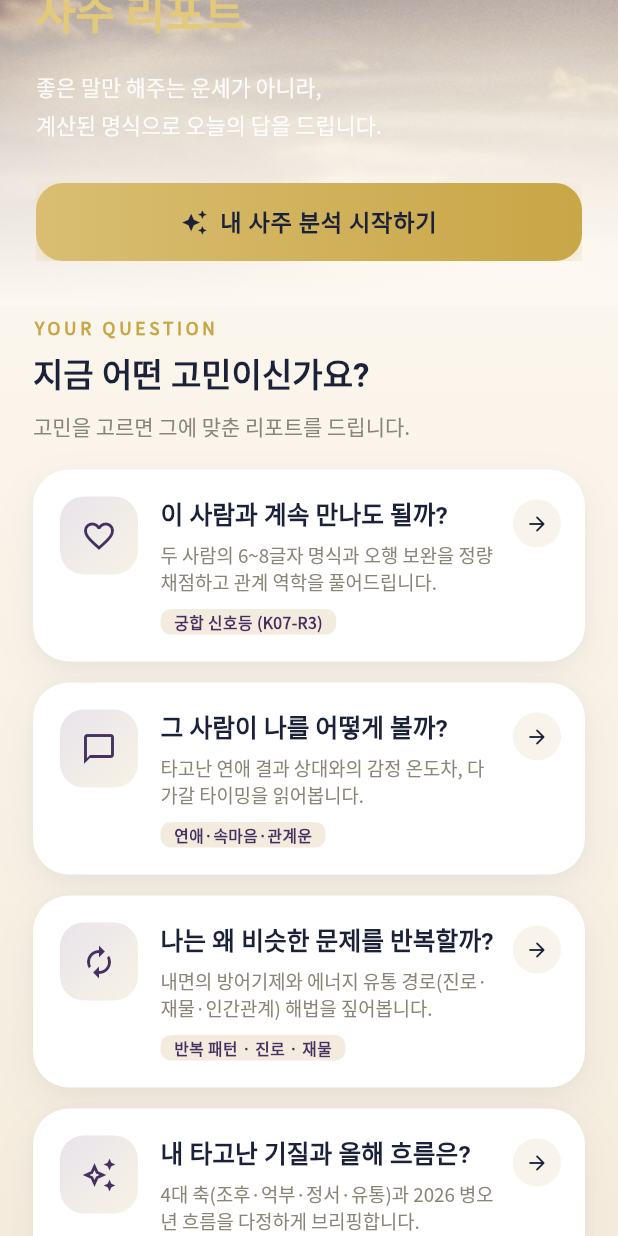
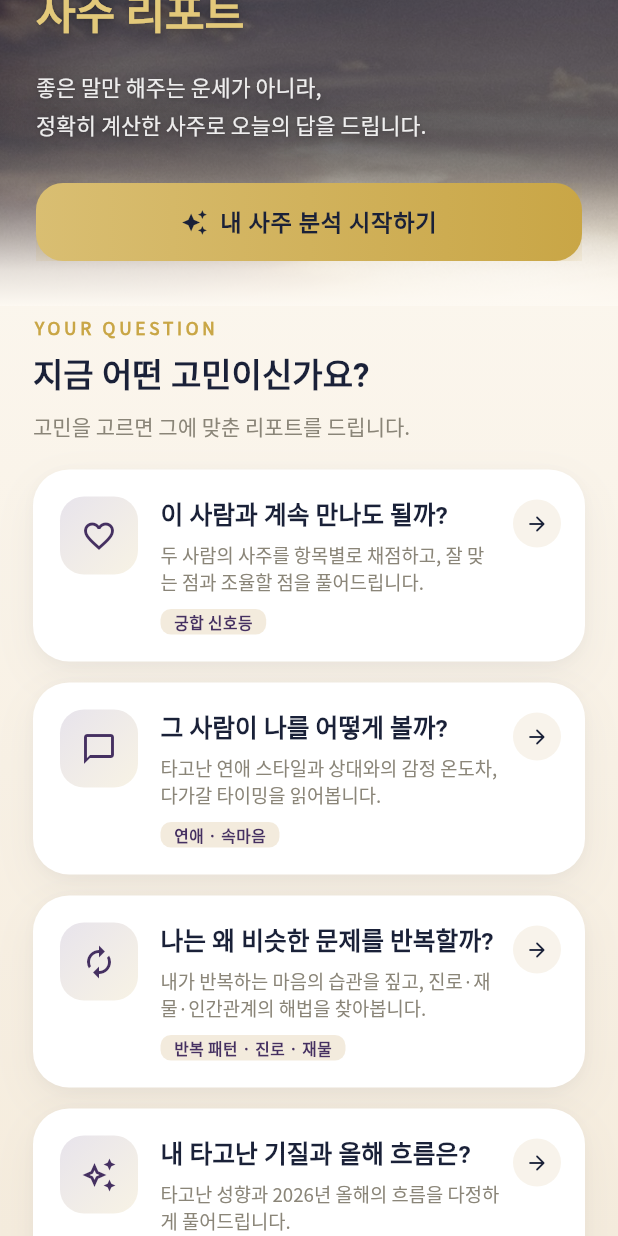
Before and after one commit to fate-report/fate-report.github.io, a Flutter app: the screen it shows after launch, scrolled down 576 dp, on a phone screen of 412 x 824 dp. Run offline on Flutter 3.47's test engine with Material 3 defaults, Android fonts, the phone set to English and light mode, and no system bars; our stand-ins replace google_fonts, web.

Commit message:
design: replace internal jargon with plain copy, rename buttons, fix hero text readability

```diff
--- a/lib/content/copy.dart
+++ b/lib/content/copy.dart
@@ -1,4 +1,5 @@
-/// 모든 노출 문구를 한 곳에 모아둠 (K01~K10 마스터 엔진 & K07-R3 기준 반영).
+/// 모든 노출 문구를 한 곳에 모아둠.
+/// 화면에 보이는 글에는 내부 규칙 코드(K01~K10 등)를 쓰지 않는다.
 library;
 
 class AppCopy {
@@ -7,44 +8,49 @@ class AppCopy {
   static const homeMainHeadline =
       '좋은 말만 해주는 운세가 아니라,\n만세력 기준으로 지금 고민을 풀어주는 사주 리포트';
   static const homeSubHeadline =
-      '생년월일시와 명식(지장간·대운·세운)을 바탕으로 성향, 연애, 궁합, 진로·재물, 올해 흐름을 다정하고 깊이 있게 분석합니다.';
+      '생년월일시로 계산한 사주를 바탕으로 성향, 연애, 궁합, 진로·재물, 올해 흐름을 다정하고 깊이 있게 풀어드립니다.';
   static const homeCtaLabel = '내 사주 리포트 시작하기';
 
   // ── 신뢰 카드 5개 ──
   static const trustCards = <TrustCard>[
-    TrustCard('K01~K10 정밀 만세력·통변', '겉글자뿐 아니라 지장간·조후·4대 축·대운/세운까지 입체 분석합니다.'),
-    TrustCard('4인 전문가 하네스(JEV) 검산', '수식 감사·BLIND-FIRST 반증·일상어 번역·생략 방지 락을 거칩니다.'),
-    TrustCard('K07-R3 정량 궁합 신호등', '3주 6글자(시간 확인 시 8글자)와 오행 보완을 1점 단위 근거로 채점합니다.'),
-    TrustCard('카톡처럼 다정한 투트랙 브리핑', '어려운 한자 용어 대신 술술 읽히는 이야기와 현실 행동 전략을 드립니다.'),
-    TrustCard('K08 경계·보류 안전장치', '절기·시지 경계나 정보 부족 시 억지 단정 없이 투명하게 안내합니다.'),
+    TrustCard('만세력으로 정확하게 계산해요',
+        '태어난 날짜와 시간, 지역까지 반영해 사주를 계산하고 10년 단위 큰 흐름과 올해 운도 함께 봅니다.'),
+    TrustCard('네 번 확인한 뒤 보여드려요',
+        '계산이 맞는지, 반대로 봐도 말이 되는지, 쉬운 말로 풀렸는지, 빠진 내용은 없는지 확인합니다.'),
+    TrustCard('근거가 있는 궁합 점수',
+        '두 사람의 사주 글자를 항목별로 채점해 초록·노랑·빨강 신호등으로 보여드립니다.'),
+    TrustCard('카톡처럼 쉬운 설명',
+        '어려운 한자 용어 대신 술술 읽히는 이야기와 지금 해볼 행동을 알려드립니다.'),
+    TrustCard('모를 땐 모른다고 말해요',
+        '정보가 부족하거나 날짜·시간이 경계에 걸리면 억지로 단정하지 않고 그대로 알려드립니다.'),
   ];
 
   // ── 공통 주의 문구 ──
   static const commonNotice =
-      '이 분석은 만세력과 명리학적 해석(K01~K10)을 바탕으로 한 참고용 리포트입니다. '
+      '이 분석은 만세력과 명리학 해석을 바탕으로 한 참고용 리포트입니다. '
       '건강, 투자, 법률, 결혼, 이별, 합격, 실패를 확정하는 판단으로 사용해서는 안 됩니다.';
 
   static const compatNotice =
-      '궁합 점수(K07-R3)는 관계의 성공과 실패를 확정하는 점수가 아닙니다. '
-      '두 사람의 중심축, 소통 방식, 6글자 오행 보완성, 장기 안정성을 보는 정량 참고 지표입니다.';
+      '궁합 점수는 관계의 성공과 실패를 확정하는 점수가 아닙니다. '
+      '두 사람이 얼마나 잘 맞고 어디를 조율하면 좋은지 보는 참고 지표입니다.';
 
   // ── FAQ ──
   static const faqs = <FaqItem>[
     FaqItem(
-      '만세력 정보가 없으면 분석이 안 되나요?',
-      '생년월일시를 입력하면 자동 계산되며, STEP 2에서 알고 계신 만세력 글자(년·월·일·시주)로 직접 수정·고정(K04)할 수도 있습니다.',
+      '내 사주를 몰라도 되나요?',
+      '네. 생년월일과 태어난 시간만 입력하면 자동으로 계산됩니다. 이미 알고 있는 사주 글자가 있다면 2단계에서 직접 고칠 수도 있습니다.',
     ),
     FaqItem(
       '궁합 점수는 어떻게 계산되나요?',
-      'K07-R3 정량 규칙에 따라 A.관계 중심축(35점), B.생각·표현(20점), C.6글자 오행 보완(25점), D.장기 안정성(20점) 및 시주 보정(±5점)을 코드로 정밀 합산합니다.',
+      '100점 만점입니다. 관계의 중심(35점), 생각과 표현 방식(20점), 서로 부족한 기운을 채워주는 정도(25점), 오래 갈 안정성(20점)을 더하고, 태어난 시간을 알면 최대 5점을 더하거나 뺍니다.',
     ),
     FaqItem(
-      '출생시간을 모르면 감점되나요?',
-      '아닙니다. K07-R3 기준에 따라 한쪽이라도 출생시간을 모르면 감점 없이 시주만 제외하고 3주 6글자 기준으로 공정하게 분석합니다.',
+      '태어난 시간을 모르면 점수가 깎이나요?',
+      '아닙니다. 한쪽이라도 태어난 시간을 모르면 시간 부분만 빼고 나머지로 공정하게 분석합니다.',
     ),
     FaqItem(
       '리포트를 본 뒤 추가 질문도 할 수 있나요?',
-      '네! 결과 화면 하단의 [이어서 물어보기] 창에서 올해 vs 내년 비교, 명리적 상세 근거, 한 줄 요약 등 꼬리 질문을 바로 이어가실 수 있습니다.',
+      '네. 결과 화면 아래 [이어서 물어보기]에서 올해와 내년 비교, 자세한 근거, 한 줄 요약 등을 바로 물어볼 수 있습니다.',
     ),
     FaqItem(
       '이 분석을 투자나 결혼 결정에 그대로 써도 되나요?',
@@ -52,16 +58,16 @@ class AppCopy {
     ),
   ];
 
-  // ── 신호등 설명 (K07-R3: 80~100 GREEN / 50~79 YELLOW / 0~49 RED) ──
+  // ── 신호등 설명 (80~100 초록 / 50~79 노랑 / 0~49 빨강) ──
   static const signalGreenDesc =
-      '중심축과 오행 보완성이 탄탄하여 관계 관리 난이도가 낮고 시너지가 좋은 편입니다.';
+      '서로 잘 맞고 부족한 부분을 채워주는 편이라, 관계를 편하게 이어가기 좋습니다.';
   static const signalYellowDesc =
       '서로 끌리고 보완되는 면과 조율이 필요한 면이 함께 있어 대화 규칙과 관리가 중요합니다.';
   static const signalRedDesc =
       '생활 리듬이나 감정 표현 방식에서 부딪힘이 생기기 쉬워 세심한 거리 조절과 배려가 필요합니다.';
-  static const signalGrayDesc = '핵심 명식 정보가 부족해 신호등을 확정하지 않았습니다 (K08 판정 보류).';
+  static const signalGrayDesc = '정보가 부족해 신호등을 정하지 않았습니다.';
 
-  static const loadingMessage = '명식을 분석하고 있어요...';
+  static const loadingMessage = '사주를 분석하고 있어요...';
   static const rateLimitMessage = '지금 이용자가 많습니다. 잠시 후 다시 시도해주세요.';
 }
 
@@ -100,36 +106,36 @@ const categoryList = <CategoryInfo>[
   CategoryInfo(
     category: AnalysisCategory.compatibility,
     questionTitle: '이 사람과 계속 만나도 될까?',
-    plainName: '궁합 신호등 (K07-R3)',
-    desc: '두 사람의 6~8글자 명식과 오행 보완을 정량 채점하고 관계 역학을 풀어드립니다.',
+    plainName: '궁합 신호등',
+    desc: '두 사람의 사주를 항목별로 채점하고, 잘 맞는 점과 조율할 점을 풀어드립니다.',
     needsPartner: true,
   ),
   CategoryInfo(
     category: AnalysisCategory.love,
     questionTitle: '그 사람이 나를 어떻게 볼까?',
-    plainName: '연애·속마음·관계운',
-    desc: '타고난 연애 결과 상대와의 감정 온도차, 다가갈 타이밍을 읽어봅니다.',
+    plainName: '연애 · 속마음',
+    desc: '타고난 연애 스타일과 상대와의 감정 온도차, 다가갈 타이밍을 읽어봅니다.',
     needsPartner: true,
   ),
   CategoryInfo(
     category: AnalysisCategory.pattern,
     questionTitle: '나는 왜 비슷한 문제를 반복할까?',
     plainName: '반복 패턴 · 진로 · 재물',
-    desc: '내면의 방어기제와 에너지 유통 경로(진로·재물·인간관계) 해법을 짚어봅니다.',
+    desc: '내가 반복하는 마음의 습관을 짚고, 진로·재물·인간관계의 해법을 찾아봅니다.',
   ),
   CategoryInfo(
     category: AnalysisCategory.basic,
     questionTitle: '내 타고난 기질과 올해 흐름은?',
-    plainName: '내 사주 · 대운 · 세운 종합',
-    desc: '4대 축(조후·억부·정서·유통)과 2026 병오년 흐름을 다정하게 브리핑합니다.',
+    plainName: '내 사주 종합',
+    desc: '타고난 성향과 2026년 올해의 흐름을 다정하게 풀어드립니다.',
   ),
 ];
 
 /// 결과 화면 꼬리 질문에서 즉시 사용 가능한 확장 주제 배지
 const comingSoonList = <String>[
-  '올해(병오년) vs 내년(정미년) 비교',
-  '대운·세운·월운 타이밍',
-  '재회·연락 가능성 점검',
-  '돈·재물 유통 경로',
-  '직업·진로 적성 설계',
+  '올해와 내년 비교',
+  '언제가 좋은 시기인지',
+  '재회·연락 가능성',
+  '돈이 들어오고 나가는 흐름',
+  '나에게 맞는 직업·진로',
 ];
--- a/lib/screens/home_screen.dart
+++ b/lib/screens/home_screen.dart
@@ -94,13 +94,30 @@ class _HeroSection extends StatelessWidget {
               ),
             ),
           ),
+          const Positioned.fill(
+            child: DecoratedBox(
+              decoration: BoxDecoration(
+                gradient: LinearGradient(
+                  begin: Alignment.topCenter,
+                  end: Alignment.bottomCenter,
+                  stops: [0.40, 0.62, 0.86, 1.0],
+                  colors: [
+                    Colors.transparent,
+                    Color(0x8C10152A),
+                    Color(0x8C10152A),
+                    Colors.transparent,
+                  ],
+                ),
+              ),
+            ),
+          ),
           Positioned.fill(
             child: DecoratedBox(
               decoration: BoxDecoration(
                 gradient: LinearGradient(
                   begin: Alignment.topCenter,
                   end: Alignment.bottomCenter,
-                  stops: const [0.52, 0.74, 0.90, 1.0],
+                  stops: const [0.82, 0.91, 0.97, 1.0],
                   colors: [
                     Colors.transparent,
                     const Color(0xFFFDF9F2).withValues(alpha: 0.35),
@@ -138,7 +155,7 @@ class _HeroSection extends StatelessWidget {
                             weight: FontWeight.w700,
                             color: Colors.white.withValues(alpha: 0.92),
                             letterSpacing: 3.5)
-                          ..copyWith(shadows: _softShadow)),
+                          .copyWith(shadows: _softShadow)),
                   ],
                 ),
                 const Spacer(),
@@ -181,7 +198,7 @@ class _HeroSection extends StatelessWidget {
                         weight: FontWeight.w700,
                         height: 1.4,
                         letterSpacing: -0.3)
-                      ..copyWith(shadows: _softShadow)),
+                      .copyWith(shadows: _softShadow)),
                 Wrap(
                   crossAxisAlignment: WrapCrossAlignment.center,
                   children: [
@@ -192,7 +209,7 @@ class _HeroSection extends StatelessWidget {
                             weight: FontWeight.w700,
                             height: 1.4,
                             letterSpacing: -0.3)
-                          ..copyWith(shadows: _softShadow)),
+                          .copyWith(shadows: _softShadow)),
                     Text('사주 리포트',
                         style: AppTheme.serif(
                             size: 29,
@@ -200,17 +217,17 @@ class _HeroSection extends StatelessWidget {
                             weight: FontWeight.w700,
                             height: 1.4,
                             letterSpacing: -0.3)
-                          ..copyWith(shadows: _softShadow)),
+                          .copyWith(shadows: _softShadow)),
                   ],
                 ),
                 const SizedBox(height: 16),
                 Text(
-                  '좋은 말만 해주는 운세가 아니라,\n계산된 명식으로 오늘의 답을 드립니다.',
+                  '좋은 말만 해주는 운세가 아니라,\n정확히 계산한 사주로 오늘의 답을 드립니다.',
                   style: AppTheme.sans(
                       size: 14.5,
                       color: Colors.white.withValues(alpha: 0.9),
                       height: 1.7)
-                    ..copyWith(shadows: _softShadow),
+                    .copyWith(shadows: _softShadow),
                 ),
                 const SizedBox(height: 26),
                 GradientButton(
@@ -450,7 +467,7 @@ class _ComingSoonSection extends StatelessWidget {
         children: [
           Row(
             children: [
-              Text('마스터 엔진 심층 질문 주제',
+              Text('이런 것도 물어볼 수 있어요',
                   style: AppTheme.serif(size: 17, weight: FontWeight.w700)),
               const SizedBox(width: 10),
               Container(
@@ -461,7 +478,7 @@ class _ComingSoonSection extends StatelessWidget {
                   borderRadius: BorderRadius.circular(20),
                 ),
                 child: Text(
-                  'LIVE 탑재 완료',
+                  '바로 가능',
                   style: AppTheme.sans(
                       size: 11,
                       weight: FontWeight.w700,
@@ -473,7 +490,7 @@ class _ComingSoonSection extends StatelessWidget {
           ),
           const SizedBox(height: 8),
           Text(
-            'STEP 3 질문 입력창이나 리포트 하단의 [이어서 물어보기] 채팅에서 아래 주제들을 바로 물어보실 수 있습니다.',
+            '질문을 적는 칸이나 리포트 아래 [이어서 물어보기]에서 바로 물어볼 수 있습니다.',
             style: AppTheme.sans(size: 12.5, color: AppColors.mutedForeground),
           ),
           const SizedBox(height: 12),
--- a/lib/screens/input_screen.dart
+++ b/lib/screens/input_screen.dart
@@ -220,7 +220,7 @@ class _InputScreenState extends State<InputScreen> {
     final title = categoryList
         .firstWhere((c) => c.category == widget.category)
         .plainName;
-    final steps = ['기본정보', '명식 확인', '질문'];
+    final steps = ['기본정보', '사주 확인', '질문'];
     return Scaffold(
       body: PageBackground(
         child: SafeArea(
@@ -277,7 +277,7 @@ class _InputScreenState extends State<InputScreen> {
                         ? Opacity(
                             opacity: _canProceed ? 1.0 : 0.45,
                             child: GradientButton(
-                              label: '명식 계산하기',
+                              label: '내 사주 계산하기',
                               icon: Icons.auto_awesome,
                               gold: false,
                               onPressed: _canProceed ? _next : null,
@@ -396,7 +396,7 @@ class _StepBasicInfo extends StatelessWidget {
     return Column(
       crossAxisAlignment: CrossAxisAlignment.start,
       children: [
-        Text('나의 명식 정보',
+        Text('내 정보',
             style: AppTheme.serif(
                 size: 20, weight: FontWeight.w700, color: AppColors.primary)),
         const SizedBox(height: 14),
@@ -482,7 +482,7 @@ class _StepBasicInfo extends StatelessWidget {
         ],
         if (showPartnerForm) ...[
           const SizedBox(height: 22),
-          Text('상대방 명식 정보',
+          Text('상대방 정보',
               style: AppTheme.serif(
                   size: 20, weight: FontWeight.w700, color: AppColors.primary)),
           const SizedBox(height: 14),
@@ -1294,7 +1294,7 @@ class _PersonFormState extends State<_PersonForm> {
                   onChanged: (v) => widget.onTimeUnknown(v ?? false),
                 ),
                 Expanded(
-                  child: Text('출생시간 모름 (3주 6글자 기준 분석)',
+                  child: Text('태어난 시간을 몰라요 (시간 빼고 분석)',
                       style: AppTheme.sans(
                           size: 12.5,
                           color: AppColors.mutedForeground,
@@ -1389,7 +1389,7 @@ class _PersonFormState extends State<_PersonForm> {
                   onChanged: (v) => widget.onApplyLocalTime(v ?? true),
                 ),
                 Expanded(
-                  child: Text('지역시(진태양시) 보정 적용',
+                  child: Text('태어난 지역에 맞춰 시간 보정',
                       style: AppTheme.sans(
                           size: 12.5,
                           color: AppColors.mutedForeground,
@@ -1532,17 +1532,17 @@ class _StepConfirm extends StatelessWidget {
                 size: 21, weight: FontWeight.w700, color: AppColors.primary)),
         const SizedBox(height: 6),
         Text(
-          '만세력으로 자동 계산된 명식입니다. 다르면 직접 수정할 수 있어요.',
+          '만세력으로 자동 계산한 사주입니다. 다르면 직접 고칠 수 있어요.',
           style: AppTheme.sans(size: 13.5, color: AppColors.mutedForeground),
         ),
         const SizedBox(height: 16),
         _PillarConfirmCard(
-          title: '나의 명식 (${user.userName.isEmpty ? "본인" : user.userName})',
+          title: '내 사주 (${user.userName.isEmpty ? "본인" : user.userName})',
           personName: user.userName,
           saju: mySaju,
           onEdit: () => _showEditDialog(
             context: context,
-            label: '나의 명식 직접 수정 (K04 확정)',
+            label: '내 사주 직접 고치기',
             initialY: user.yearPillar ?? '',
             initialM: user.monthPillar ?? '',
             initialD: user.dayPillar ?? '',
@@ -1568,12 +1568,12 @@ class _StepConfirm extends StatelessWidget {
           const SizedBox(height: 14),
           _PillarConfirmCard(
             title:
-                '상대의 명식 (${partner!.partnerName.isEmpty ? "상대" : partner!.partnerName})',
+                '상대의 사주 (${partner!.partnerName.isEmpty ? "상대" : partner!.partnerName})',
             personName: partner!.partnerName,
             saju: partner!.toSaju(),
             onEdit: () => _showEditDialog(
               context: context,
-              label: '상대 명식 직접 수정 (K04 확정)',
+              label: '상대 사주 직접 고치기',
               initialY: partner!.partnerYearPillar ?? '',
               initialM: partner!.partnerMonthPillar ?? '',
               initialD: partner!.partnerDayPillar ?? '',
@@ -1697,7 +1697,7 @@ class _StepConfirm extends StatelessWidget {
                 onSave(y, m, d, h);
                 Navigator.of(ctx).pop();
               },
-              child: const Text('K04 확정 저장'),
+              child: const Text('저장하기'),
             ),
           ],
         ),
--- a/lib/screens/result_screen.dart
+++ b/lib/screens/result_screen.dart
@@ -250,6 +250,26 @@ class _ResultScreenState extends State<ResultScreen> {
 
   String _stripBoldMarkers(String s) => s.replaceAll('**', '').trim();
 
+  /// 내부 규칙 코드(K04, K07-R3 등)를 화면용 쉬운 말로 바꾼다.
+  /// 예: '[적용 기준: K04, K09 | 확신도: HIGH(높음)]' → '분석 확신도: 높음'
+  String _plainAudit(String s) {
+    final m = RegExp(r'확신도:\s*[A-Za-z]*\(?([^)\]|]+)\)?').firstMatch(s);
+    final label = m?.group(1)?.trim() ?? '';
+    if (label.isNotEmpty) return '분석 확신도: $label';
+    return _plainTitle(s.replaceAll(RegExp(r'[\[\]]'), ''));
+  }
+
+  /// 제목에 섞인 내부 규칙 코드와 내부 용어를 걷어낸다.
+  String _plainTitle(String s) {
+    final out = s
+        .replaceAll(RegExp(r'\s*\([^()]*K\d{2}[^()]*\)'), '')
+        .replaceAll(RegExp(r'K\d{2}(-R\d)?'), '')
+        .replaceAll('마스터 ', '')
+        .replaceAll(RegExp(r'\s{2,}'), ' ')
+        .trim();
+    return out.isEmpty ? s : out;
+  }
+
   Widget _userQuestionBanner({String? directAnswer}) {
     final q = widget.userQuestion.trim();
     if (q.isEmpty) return const SizedBox.shrink();
@@ -343,7 +363,7 @@ class _ResultScreenState extends State<ResultScreen> {
         const SizedBox(height: 12),
         if (r.briefingBody.isNotEmpty) ...[
           _masterBriefingCard(
-            r.briefingTitle.isNotEmpty ? r.briefingTitle : '마스터 심층 브리핑',
+            r.briefingTitle.isNotEmpty ? r.briefingTitle : '자세한 풀이',
             r.briefingBody,
           ),
           const SizedBox(height: 12),
@@ -388,7 +408,7 @@ class _ResultScreenState extends State<ResultScreen> {
           _userQuestionBanner(),
           _holdCard(r.holdReason ?? '판정 보류'),
           const SizedBox(height: 12),
-          _keyResultCard('판정 보류 (K08)', '지금은 점수를 확정하지 않았습니다', r.finalJudgment),
+          _keyResultCard('판정 보류', '지금은 점수를 확정하지 않았습니다', r.finalJudgment),
           const SizedBox(height: 12),
           if (r.briefingBody.isNotEmpty) ...[
             _masterBriefingCard('판정 보류 안내', r.briefingBody),
@@ -415,7 +435,7 @@ class _ResultScreenState extends State<ResultScreen> {
           _masterBriefingCard(
             r.briefingTitle.isNotEmpty
                 ? r.briefingTitle
-                : '마스터 궁합 브리핑 (K07-R3 · K09)',
+                : '궁합 자세히 보기',
             r.briefingBody,
           ),
           const SizedBox(height: 12),
@@ -480,7 +500,7 @@ class _ResultScreenState extends State<ResultScreen> {
                   size: 18, color: AppColors.accent),
               const SizedBox(width: 8),
               Expanded(
-                child: Text(headerTitle,
+                child: Text(_plainTitle(headerTitle),
                     style: GoogleFonts.notoSerifKr(
                       fontSize: 16.5,
                       fontWeight: FontWeight.w700,
@@ -673,7 +693,7 @@ class _ResultScreenState extends State<ResultScreen> {
           const SizedBox(width: 10),
           Expanded(
             child: Text(
-              footerText,
+              _plainAudit(footerText),
               style: GoogleFonts.notoSansKr(
                 fontSize: 13,
                 fontWeight: FontWeight.w600,
@@ -713,7 +733,7 @@ class _ResultScreenState extends State<ResultScreen> {
               const Icon(Icons.forum_outlined, size: 19, color: AppColors.gold),
               const SizedBox(width: 8),
               Text(
-                '이어서 물어보기 (꼬리 질문)',
+                '이어서 물어보기',
                 style: GoogleFonts.notoSerifKr(
                   fontSize: 16.5,
                   fontWeight: FontWeight.w700,
@@ -724,7 +744,7 @@ class _ResultScreenState extends State<ResultScreen> {
           ),
           const SizedBox(height: 6),
           Text(
-            '확정된 명식(K04)을 바탕으로 앞선 설명 반복 없이 궁금한 점만 콕 집어 이어 답해드려요.',
+            '방금 본 사주를 바탕으로, 궁금한 점만 콕 집어 이어서 답해드려요.',
             style: AppTheme.sans(size: 12.5, color: AppColors.mutedForeground),
           ),
           const SizedBox(height: 14),
@@ -798,7 +818,7 @@ class _ResultScreenState extends State<ResultScreen> {
                             turn.auditFooter!.isNotEmpty) ...[
                           const SizedBox(height: 8),
                           Text(
-                            turn.auditFooter!,
+                            _plainAudit(turn.auditFooter!),
                             style: GoogleFonts.notoSansKr(
                               fontSize: 11,
                               fontWeight: FontWeight.w600,
@@ -823,7 +843,7 @@ class _ResultScreenState extends State<ResultScreen> {
                   child: CircularProgressIndicator(strokeWidth: 2),
                 ),
                 const SizedBox(width: 10),
-                Text('마스터 엔진이 K01~K10 기준으로 답변을 정리하고 있어요...',
+                Text('답변을 정리하고 있어요...',
                     style: AppTheme.sans(
                         size: 12, color: AppColors.mutedForeground)),
               ],
@@ -866,7 +886,7 @@ class _ResultScreenState extends State<ResultScreen> {
   }
 
   Widget _keyResultCard(String title, String key, String summary) {
-    final cleanTitle = _stripBoldMarkers(title);
+    final cleanTitle = _plainTitle(_stripBoldMarkers(title));
     final cleanKey = _stripBoldMarkers(key);
     return SoftCard(
       padding: const EdgeInsets.all(24),
@@ -918,7 +938,7 @@ class _ResultScreenState extends State<ResultScreen> {
               Icon(icon, size: 18, color: accent),
               const SizedBox(width: 8),
               Expanded(
-                child: Text(_stripBoldMarkers(title),
+                child: Text(_plainTitle(_stripBoldMarkers(title)),
                     style: GoogleFonts.notoSerifKr(
                       fontSize: 16,
                       fontWeight: FontWeight.w700,
@@ -967,7 +987,7 @@ class _ResultScreenState extends State<ResultScreen> {
                   size: 18, color: AppColors.accent),
               const SizedBox(width: 8),
               Expanded(
-                child: Text(_stripBoldMarkers(title),
+                child: Text(_plainTitle(_stripBoldMarkers(title)),
                     style: GoogleFonts.notoSerifKr(
                       fontSize: 16,
                       fontWeight: FontWeight.w700,
@@ -1054,7 +1074,7 @@ class _ResultScreenState extends State<ResultScreen> {
                           color: AppColors.primary,
                           height: 1,
                         )),
-                    Text('/ 100 (K07-R3)',
+                    Text('/ 100점',
                         style: GoogleFonts.notoSansKr(
                             fontSize: 12, color: AppColors.mutedForeground)),
                   ],
@@ -1127,7 +1147,7 @@ class _ResultScreenState extends State<ResultScreen> {
       child: Column(
         crossAxisAlignment: CrossAxisAlignment.start,
         children: [
-          Text('K07-R3 항목별 정량 채점표',
+          Text('항목별 점수',
               style: GoogleFonts.notoSerifKr(
                 fontSize: 16,
                 fontWeight: FontWeight.w700,
@@ -1217,7 +1237,7 @@ class _ResultScreenState extends State<ResultScreen> {
           const Icon(Icons.pause_circle_outline,
               size: 40, color: AppColors.signalGray),
           const SizedBox(height: 12),
-          Text('궁합 판정 보류 (K08)',
+          Text('궁합 판정 보류',
               style: GoogleFonts.notoSerifKr(
                 fontSize: 19,
                 fontWeight: FontWeight.w700,
@@ -1324,7 +1344,7 @@ class _LoadingView extends StatelessWidget {
                   color: AppColors.primary,
                 )),
             const SizedBox(height: 8),
-            BodyText('K01~K10 마스터 엔진과 4인 하네스가 명식을 정밀 검산 중입니다...',
+            BodyText('계산이 맞는지 여러 번 확인하고 있어요. 잠시만 기다려주세요.',
                 size: 13.5,
                 align: TextAlign.center,
                 color: AppColors.mutedForeground),
```
Also changed, not shown: 1 other file.
